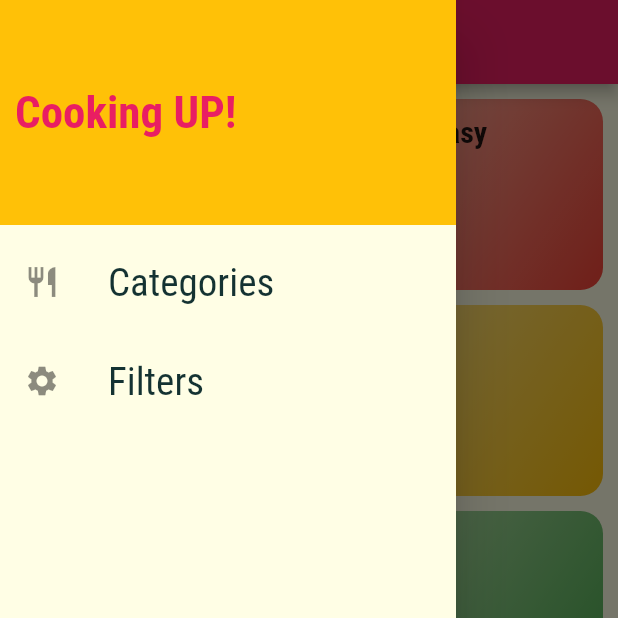
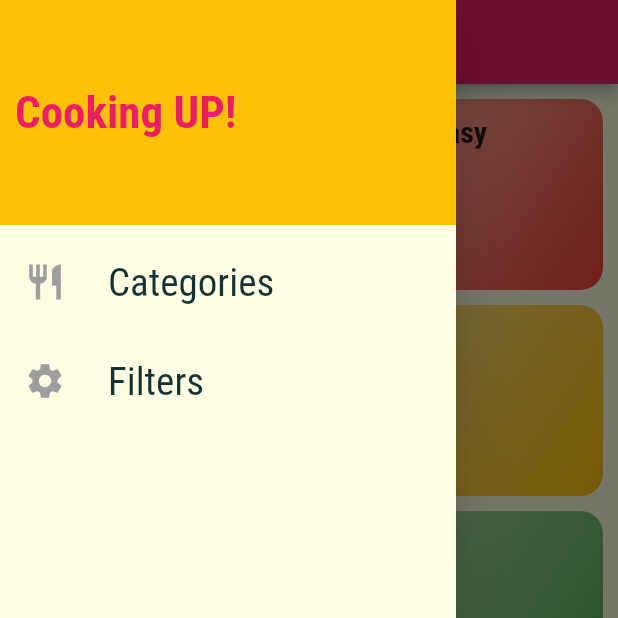
Before and after one commit to AliiElsayed/meal_descriptor_app, a Flutter app: the screen it shows after launch, with the side drawer open, on a phone screen of 412 x 824 dp, the top half of it. Run offline on Flutter 3.47's test engine with Material 2 defaults, Android fonts, the light colour scheme and no system bars; our stand-ins replace fluttertoast, shared_preferences.

Commit message:
add dark theme

```diff
--- a/lib/main.dart
+++ b/lib/main.dart
@@ -7,8 +7,7 @@ import 'package:meal_app/screens/meal_details_screen.dart';
 import 'package:meal_app/screens/tabs_screen.dart';
 import 'package:provider/provider.dart';
 
-
-void main(){
+void main() {
   runApp(
     ChangeNotifierProvider<MealProvider>(
       create: (context) => MealProvider(),
@@ -31,17 +30,22 @@ class MyApp extends StatelessWidget {
         CatMealsScreen.id: (context) => CatMealsScreen(),
         MealDetailsScreen.id: (context) => MealDetailsScreen(),
       },
+      themeMode: ThemeMode.light,
       theme: ThemeData(
         primarySwatch: Colors.pink,
         accentColor: Colors.amber,
         canvasColor: Color.fromRGBO(255, 254, 229, 1),
+        iconTheme: IconThemeData(
+          color: Colors.grey,
+        ),
+        shadowColor: Colors.black87,
         textTheme: ThemeData.light().textTheme.copyWith(
               bodyText1: TextStyle(
                 color: Color.fromRGBO(20, 50, 50, 1),
               ),
-              bodyText2: TextStyle(
-                color: Color.fromRGBO(20, 50, 50, 1),
-              ),
+          bodyText2: TextStyle(
+            color: Colors.black,
+          ),
               headline6: TextStyle(
                 fontSize: 20,
                 fontFamily: 'RobotoCondensed',
@@ -49,6 +53,39 @@ class MyApp extends StatelessWidget {
               ),
             ),
       ),
+      darkTheme: ThemeData(
+        primaryColor: Colors.pink,
+        accentColor: Colors.amber,
+        iconTheme: IconThemeData(
+          color: Colors.white70,
+        ),
+        cardColor: Color.fromRGBO(14, 22, 33, 1),
+        canvasColor: Color.fromRGBO(35, 34, 39, 1),
+        shadowColor: Colors.white70,
+        textTheme: ThemeData.dark().textTheme.copyWith(
+          bodyText1: TextStyle(
+            color: Colors.white70
+          ),
+          bodyText2: TextStyle(
+            color: Colors.white,
+          ),
+          headline6: TextStyle(
+            color: Colors.white,
+            fontSize: 20,
+            fontFamily: 'RobotoCondensed',
+            fontWeight: FontWeight.bold,
+          ),
+        ),
+      ),
     );
   }
 }
+
+// textTheme: ThemeData.dark().textTheme.copyWith(
+// bodyText1: TextStyle(
+// color: Colors.white70,
+// fontSize: 26,
+// fontFamily:'RobotoCondensed',
+// ),
+// ),
+// ),
--- a/lib/screens/filters_screen.dart
+++ b/lib/screens/filters_screen.dart
@@ -24,10 +24,10 @@ class _FiltersScreenState extends State<FiltersScreen> {
       subtitle: Text(description),
       value: switchCurrentValue,
       onChanged: update,
+      activeColor: Theme.of(context).accentColor,
+      inactiveTrackColor: Colors.black,
     );
   }
-
-
 
   @override
   Widget build(BuildContext context) {
--- a/lib/widgets/drawer_tile.dart
+++ b/lib/widgets/drawer_tile.dart
@@ -11,13 +11,15 @@ class DrawerTile extends StatelessWidget {
   Widget build(BuildContext context) {
     return ListTile(
       leading: Icon(
-        icon,
+        icon, size: 28.0,
+        color: Theme.of(context).iconTheme.color,
       ),
       title: Text(
         title,
         style: TextStyle(
           fontSize: 26,
           fontFamily:'RobotoCondensed',
+          color: Theme.of(context).textTheme.bodyText1.color,
         ),
       ),
       onTap: onPressed,
```
Also changed, not shown: lib/screens/meal_details_screen.dart (+17 -4 lines), lib/widgets/meal_card.dart (+22 -27 lines).
